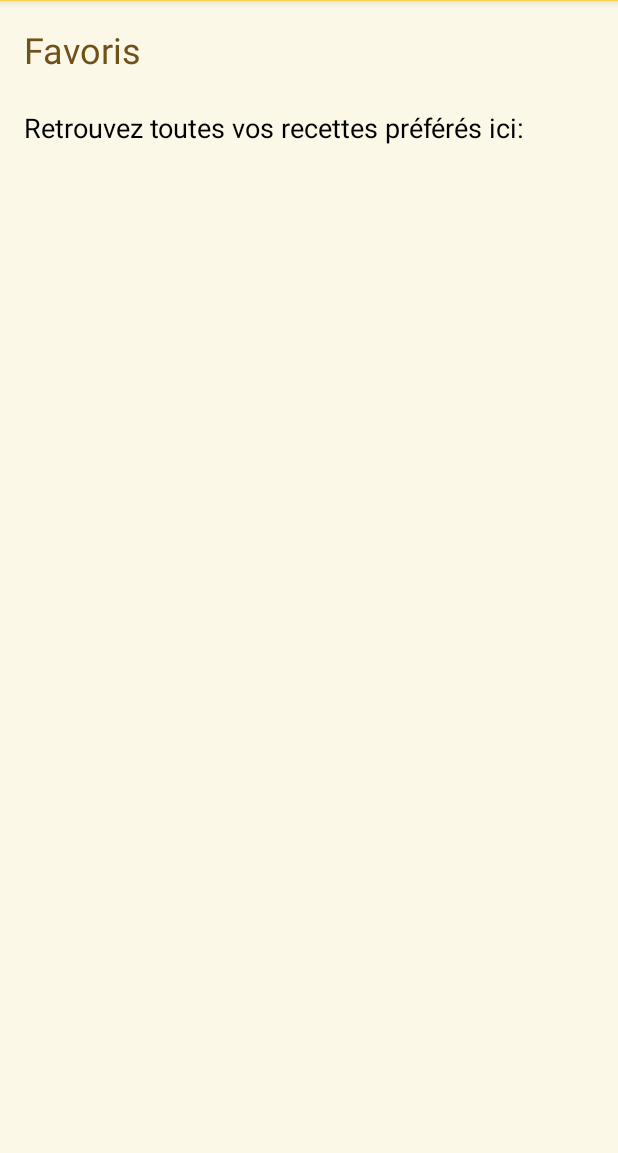
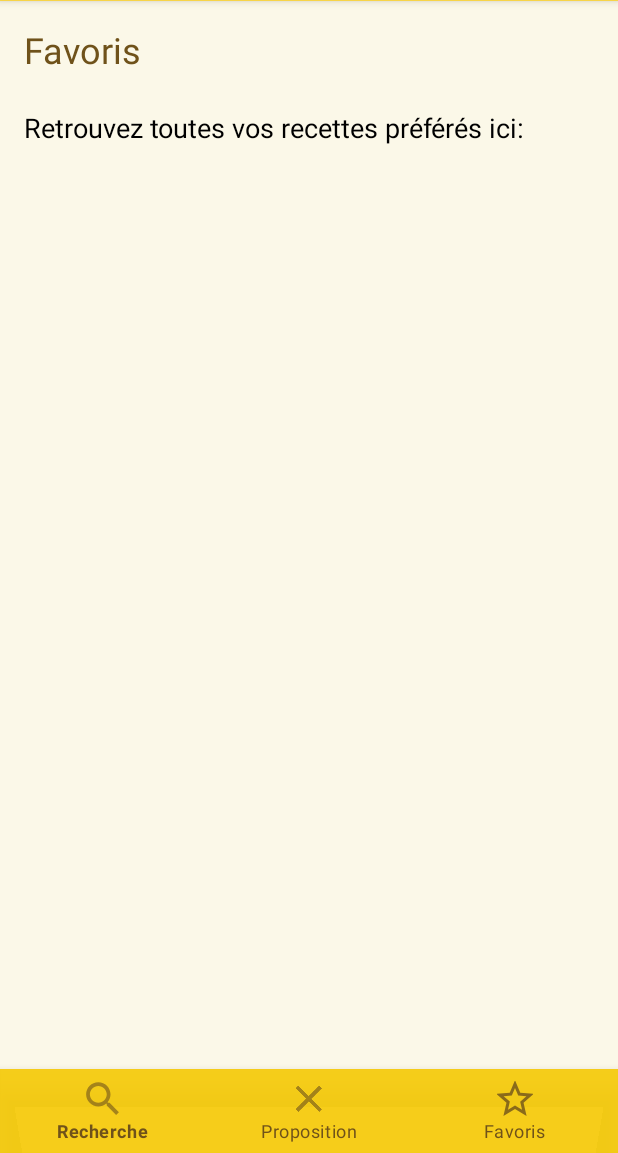
Before and after one commit to Kev7F/hello_world, an Android app: the IconeFavorisActivity screen opened directly, with no data from a screen before it, on a phone screen of 412 x 824 dp, the part 83-1236 px from its top. Run offline under Robolectric (Android 15) with nearby library versions, the phone set to English and light mode, and no system bars.

Commit message:
Ajout de la barre de menu sur toutes les fenêtre principale + correction de l'ouverture fenetre (bouton gauche)

```diff
--- a/app/src/main/java/com/example/helloworld/MainActivity.java
+++ b/app/src/main/java/com/example/helloworld/MainActivity.java
@@ -61,7 +61,7 @@ public class MainActivity extends AppCompatActivity {
                 switch (item.getItemId()) {
                     case R.id.nav_home:
                         // Ouvre l'activité RechercheActivity
-                        startActivity(new Intent(MainActivity.this, IconeRechercheActivity.class));
+                        startActivity(new Intent(MainActivity.this, MainActivity.class));
                         return true;
                     case R.id.nav_search:
                         // Ouvre l'activité PropositionActivity
@@ -75,8 +75,6 @@ public class MainActivity extends AppCompatActivity {
                 return false;
             }
         });
-
-
 
 
         // Initialisation de la base de données, le nom de la base de donnée est "my-database"
--- a/app/src/main/res/layout/activity_favoris.xml
+++ b/app/src/main/res/layout/activity_favoris.xml
@@ -29,4 +29,15 @@
         app:layout_constraintStart_toStartOf="@+id/favoris_titre"
         app:layout_constraintTop_toBottomOf="@+id/favoris_titre" />
 
+    <!-- BottomNavigationView -->
+    <com.google.android.material.bottomnavigation.BottomNavigationView
+        android:id="@+id/bottomNavigationView"
+        android:layout_width="match_parent"
+        android:layout_height="wrap_content"
+        app:menu="@menu/bottom_nav_menu"
+        app:layout_constraintBottom_toBottomOf="parent"
+        android:background="@color/jaune_or_plus"
+        app:itemIconTint="@color/marron"
+        app:itemTextColor="@color/marron" />
+
 </androidx.constraintlayout.widget.ConstraintLayout>
--- a/app/src/main/res/layout/activity_main.xml
+++ b/app/src/main/res/layout/activity_main.xml
@@ -25,9 +25,6 @@
 
 
 
-
-    <!-- BottomNavigationView -->
-
     <FrameLayout
         android:id="@+id/frameContainer"
         android:layout_width="573dp"
@@ -38,6 +35,7 @@
         app:layout_constraintTop_toTopOf="parent"
         app:layout_constraintVertical_bias="0.105" />
 
+    <!-- BottomNavigationView -->
     <com.google.android.material.bottomnavigation.BottomNavigationView
         android:id="@+id/bottomNavigationView"
         android:layout_width="match_parent"
```
Also changed, not shown: app/src/main/java/com/example/helloworld/IconeFavorisActivity.java (+31 -0 lines), app/src/main/java/com/example/helloworld/IconePropositionActivity.java (+28 -0 lines), app/src/main/res/layout/activity_proposition.xml (+10 -1 lines).
